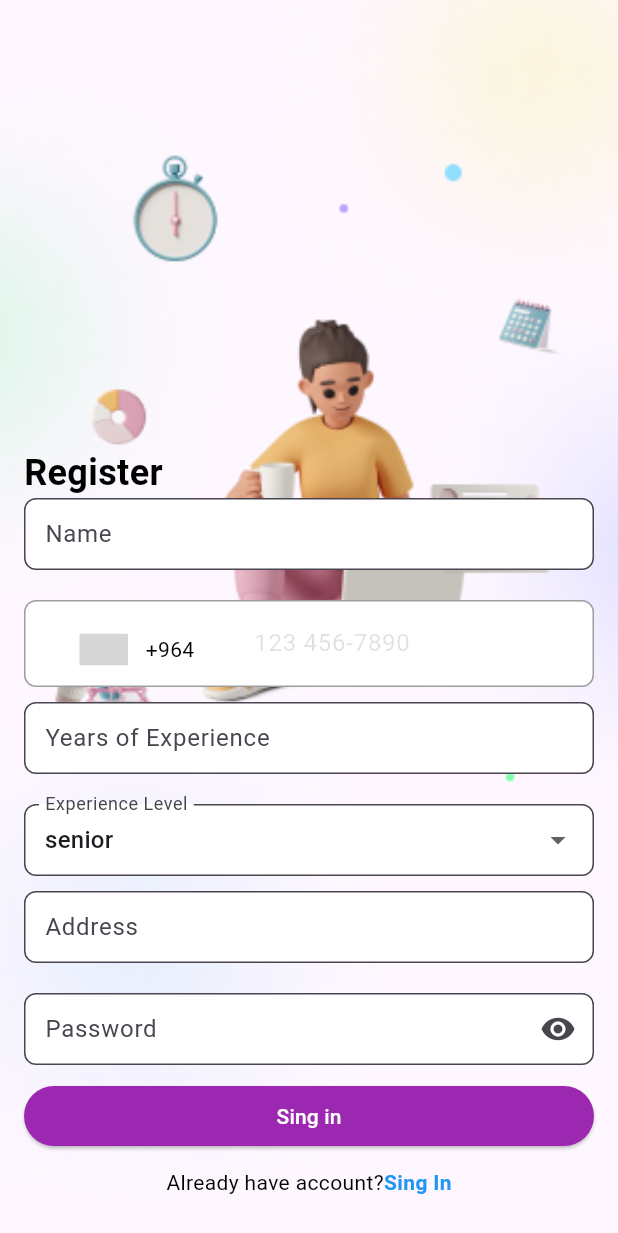
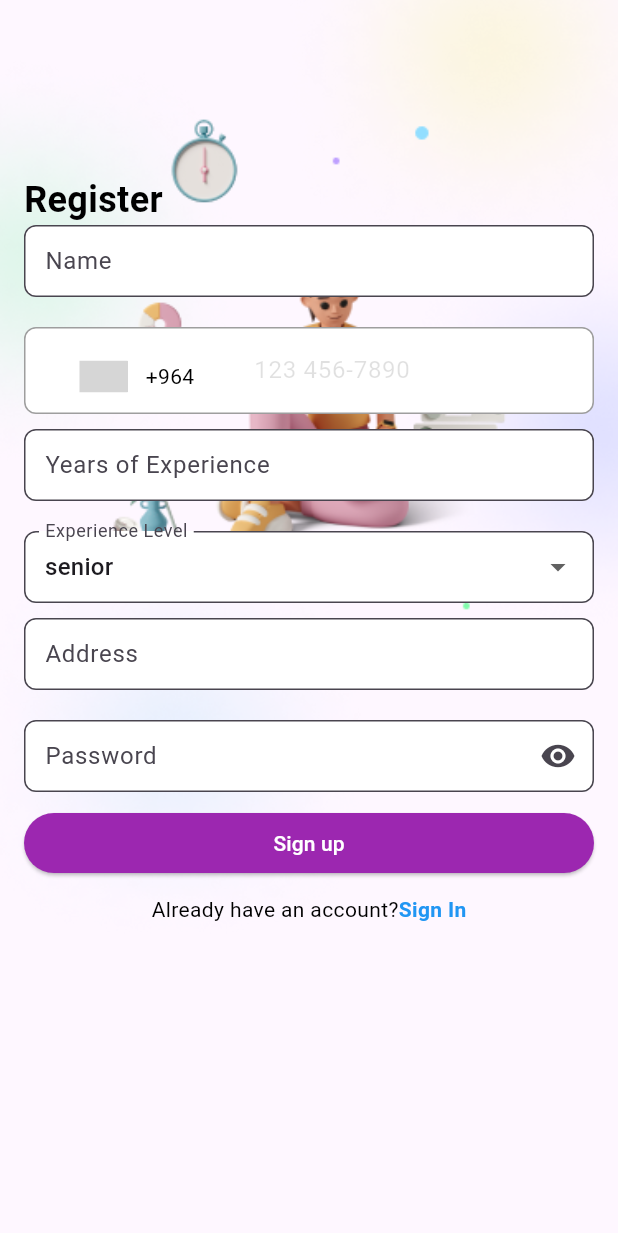
Before and after one commit to mohcenparsa/tasky_frontend, a Flutter app: the RegisterPage screen opened by its route, on a phone screen of 412 x 824 dp. Shown: the top 1233 px of the screen. Run offline on Flutter 3.47's test engine with Material 3 defaults, Android fonts, the phone set to English and light mode, and no system bars; drawn by our look-alikes of intl_phone_number_input; our stand-ins replace auto_size_text, device_info_plus, file_picker, image_picker, permission_handler, qr_flutter and 1 more; missing offline and left inert: camera_platform_interface, confirm_dialog, qr_code_scanner; accounts and stored records are empty; generated files the repository leaves out were written again; statements that could not run were skipped; grey boxes are pictures that could not be loaded.

Commit message:
Fix:register page overflow of form when keyboard is poped up

```diff
--- a/lib/src/pages/create_task_page.dart
+++ b/lib/src/pages/create_task_page.dart
@@ -78,6 +78,8 @@ class CreateTaskPageState extends State<CreateTaskPage> {
         title: const Text('Add New Task'),
       ),
       body: PageLayout(
+        child: Padding(
+          padding: const EdgeInsets.all(6.0),
           child: Form(
             key: _formKey,
             child: ListView(
@@ -133,6 +135,7 @@ class CreateTaskPageState extends State<CreateTaskPage> {
             ),
           ),
         ),
+      ),
     );
   }
 }
--- a/lib/src/pages/register_page.dart
+++ b/lib/src/pages/register_page.dart
@@ -40,12 +40,13 @@ class RegisterPageState extends State<RegisterPage> {
           const ArtImage(),
           Padding(
             padding: const EdgeInsets.all(16.0),
+            child: SingleChildScrollView(
               child: Form(
                 key: formKey,
                 child: Column(
                   crossAxisAlignment: CrossAxisAlignment.start,
                   children: [
-                  const Spacer(),
+                    const SizedBox(height: 100),
                     const Text(
                       'Register',
                       style: TextStyle(
@@ -103,7 +104,7 @@ class RegisterPageState extends State<RegisterPage> {
                       validator: requiredValidator,
                     ),
                     SignUpButton(
-                    label: "Sing in",
+                      label: "Sign up",
                       formKey: formKey,
                       onPressed: () async {
                         if (formKey.currentState?.validate() ?? false) {
@@ -129,12 +130,13 @@ class RegisterPageState extends State<RegisterPage> {
                     ),
                     const SizedBox(height: 10),
                     const Redirect(
-                    text: "Already have account?",
-                    routeName: '/singin',
-                    label: 'Sing In',
+                      text: "Already have an account?",
+                      routeName: '/signin',
+                      label: 'Sign In',
                     ),
                     const SizedBox(height: 10),
                   ],
+                ),
               ),
             ),
           ),
--- a/lib/src/services/auth_service.dart
+++ b/lib/src/services/auth_service.dart
@@ -48,8 +48,8 @@ class AuthService {
       final response = await http.post(
         url,
         headers: {'Content-Type': 'application/json'},
-        // body: jsonEncode({'phone': "+93786203320", 'password': "Test@1234"}),
-        body: jsonEncode({'phone': mobile, 'password': password}),
+        body: jsonEncode({'phone': "+93786203320", 'password': "Test@1234"}),
+        // body: jsonEncode({'phone': mobile, 'password': password}),
       );
 
       if (response.statusCode == 201) {
```
Lines whose indentation alone changed are shown as unchanged.
